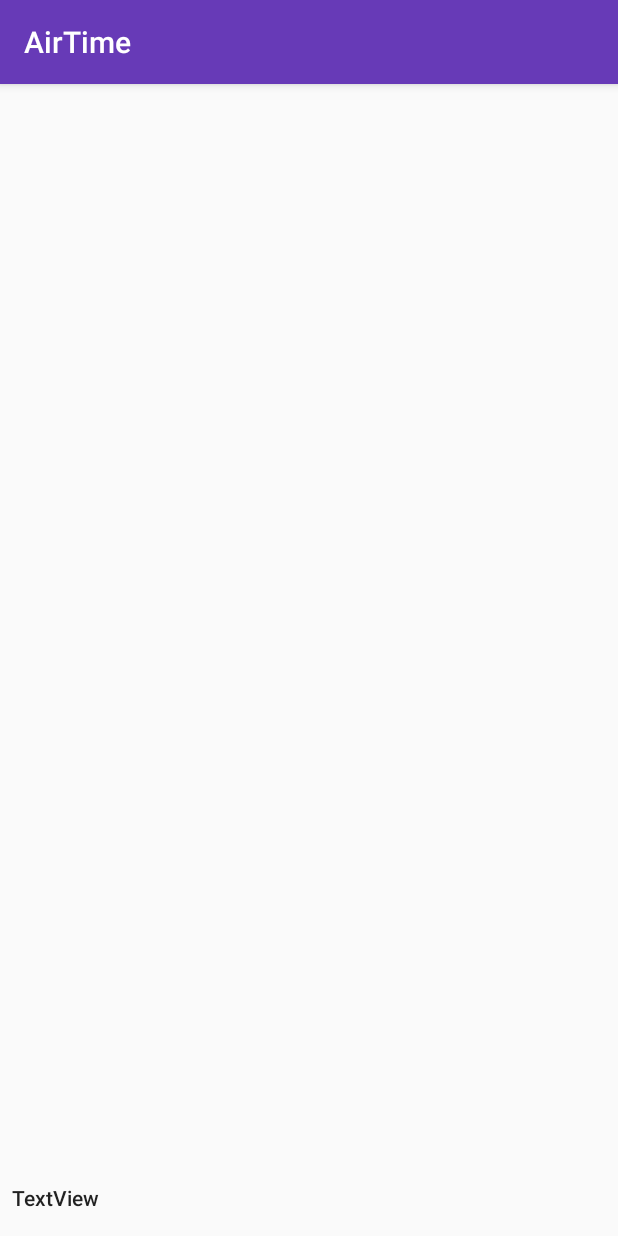
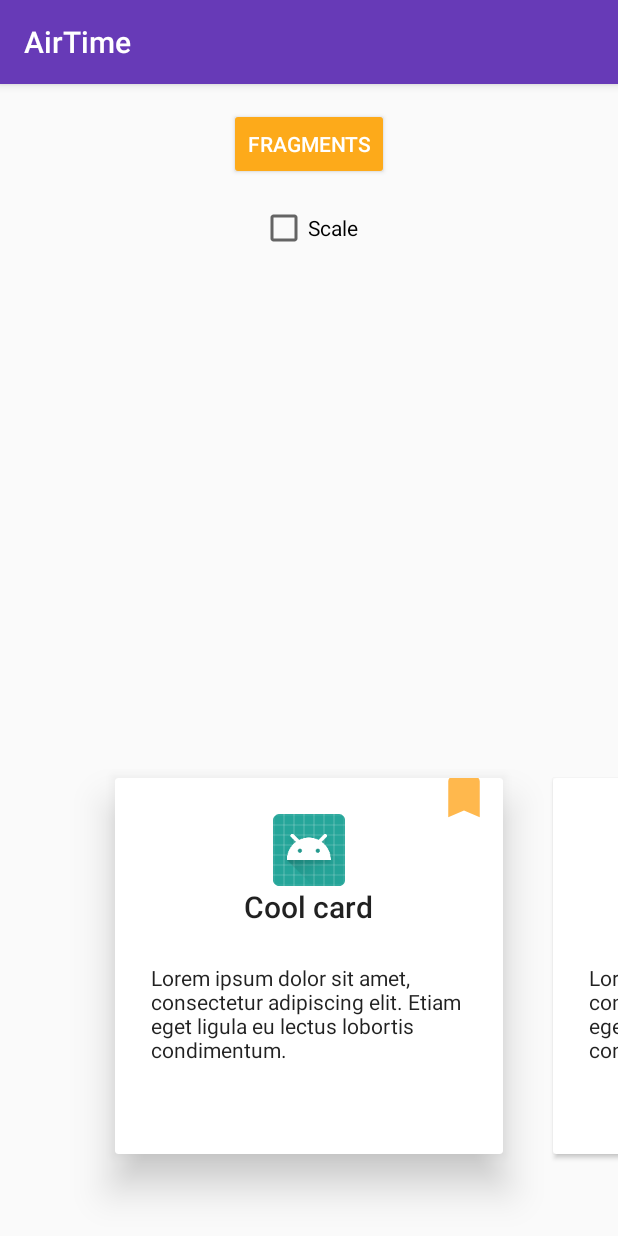
Before and after one commit to ShivayaDevs/VistaraHackathon, an Android app: the screen it shows after launch (HomeActivity), on a phone screen of 412 x 824 dp. Run offline under Robolectric (Android 15) with nearby library versions, the phone set to English and light mode, and no system bars; 2 statements that could not run were skipped.

Commit message:
Added card library

```diff
--- a/app/build.gradle
+++ b/app/build.gradle
@@ -29,4 +29,5 @@ dependencies {
 //        exclude group: 'com.android.support', module: 'support-annotations'
 //    })
     implementation 'com.android.support:cardview-v7:26.1.0'
+
 }
--- a/app/src/main/java/crayon/airtime/HomeActivity.java
+++ b/app/src/main/java/crayon/airtime/HomeActivity.java
@@ -1,16 +1,78 @@
 package crayon.airtime;
 
+import android.content.Context;
+import android.support.v4.view.ViewPager;
 import android.support.v7.app.AppCompatActivity;
 import android.os.Bundle;
+import android.view.View;
+import android.widget.Button;
+import android.widget.CheckBox;
+import android.widget.CompoundButton;
 
-public class HomeActivity extends AppCompatActivity {
+import crayon.airtime.cardsviewpager.CardFragmentPagerAdapter;
+import crayon.airtime.cardsviewpager.CardItem;
+import crayon.airtime.cardsviewpager.CardPagerAdapter;
+import crayon.airtime.cardsviewpager.ShadowTransformer;
+
+public class HomeActivity extends AppCompatActivity implements View.OnClickListener,
+        CompoundButton.OnCheckedChangeListener  {
+
+    private ViewPager mViewPager;
+
+    private CardPagerAdapter mCardAdapter;
+    private ShadowTransformer mCardShadowTransformer;
+    private CardFragmentPagerAdapter mFragmentCardAdapter;
+    private ShadowTransformer mFragmentCardShadowTransformer;
+
+    private boolean mShowingFragments = false;
 
     @Override
     protected void onCreate(Bundle savedInstanceState) {
         super.onCreate(savedInstanceState);
         setContentView(R.layout.activity_home);
+        mViewPager = (ViewPager) findViewById(R.id.viewPager);
+        mButton = (Button) findViewById(R.id.cardTypeBtn);
+        ((CheckBox) findViewById(R.id.checkBox)).setOnCheckedChangeListener(this);
+        mButton.setOnClickListener(this);
 
+        mCardAdapter = new CardPagerAdapter();
+        mCardAdapter.addCardItem(new CardItem(R.string.title_1, R.string.text_1));
+        mCardAdapter.addCardItem(new CardItem(R.string.title_2, R.string.text_1));
+        mCardAdapter.addCardItem(new CardItem(R.string.title_3, R.string.text_1));
+        mCardAdapter.addCardItem(new CardItem(R.string.title_4, R.string.text_1));
+        mFragmentCardAdapter = new CardFragmentPagerAdapter(getSupportFragmentManager(),
+                dpToPixels(2, this));
 
+        mCardShadowTransformer = new ShadowTransformer(mViewPager, mCardAdapter);
+        mFragmentCardShadowTransformer = new ShadowTransformer(mViewPager, mFragmentCardAdapter);
 
+        mViewPager.setAdapter(mCardAdapter);
+        mViewPager.setPageTransformer(false, mCardShadowTransformer);
+        mViewPager.setOffscreenPageLimit(3);
+    }
+
+    @Override
+    public void onClick(View view) {
+        if (!mShowingFragments) {
+            mButton.setText("Views");
+            mViewPager.setAdapter(mFragmentCardAdapter);
+            mViewPager.setPageTransformer(false, mFragmentCardShadowTransformer);
+        } else {
+            mButton.setText("Fragments");
+            mViewPager.setAdapter(mCardAdapter);
+            mViewPager.setPageTransformer(false, mCardShadowTransformer);
+        }
+
+        mShowingFragments = !mShowingFragments;
+    }
+
+    public static float dpToPixels(int dp, Context context) {
+        return dp * (context.getResources().getDisplayMetrics().density);
+    }
+
+    @Override
+    public void onCheckedChanged(CompoundButton compoundButton, boolean b) {
+        mCardShadowTransformer.enableScaling(b);
+        mFragmentCardShadowTransformer.enableScaling(b);
     }
 }
--- /dev/null
+++ b/app/src/main/java/crayon/airtime/cardsviewpager/CardAdapter.java
@@ -0,0 +1,15 @@
+package crayon.airtime.cardsviewpager;
+
+
+import android.support.v7.widget.CardView;
+
+public interface CardAdapter {
+
+    int MAX_ELEVATION_FACTOR = 8;
+
+    float getBaseElevation();
+
+    CardView getCardViewAt(int position);
+
+    int getCount();
+}
--- /dev/null
+++ b/app/src/main/java/crayon/airtime/cardsviewpager/CardFragment.java
@@ -0,0 +1,35 @@
+package crayon.airtime.cardsviewpager;
+
+import android.os.Bundle;
+import android.support.annotation.Nullable;
+import android.support.v4.app.Fragment;
+import android.support.v7.widget.CardView;
+import android.view.LayoutInflater;
+import android.view.View;
+import android.view.ViewGroup;
+
+import crayon.airtime.R;
+
+/**
+ * Created by yash on 7/10/17.
+ */
+
+public class CardFragment extends Fragment {
+
+    private CardView mCardView;
+
+    @Nullable
+    @Override
+    public View onCreateView(LayoutInflater inflater, @Nullable ViewGroup container,
+            @Nullable Bundle savedInstanceState) {
+        View view = inflater.inflate(R.layout.fragment_adapter, container, false);
+        mCardView = (CardView) view.findViewById(R.id.cardView);
+        mCardView.setMaxCardElevation(mCardView.getCardElevation()
+                * CardAdapter.MAX_ELEVATION_FACTOR);
+        return view;
+    }
+
+    public CardView getCardView() {
+        return mCardView;
+    }
+}
--- /dev/null
+++ b/app/src/main/java/crayon/airtime/cardsviewpager/CardFragmentPagerAdapter.java
@@ -0,0 +1,58 @@
+package crayon.airtime.cardsviewpager;
+
+import android.support.v4.app.Fragment;
+import android.support.v4.app.FragmentManager;
+import android.support.v4.app.FragmentStatePagerAdapter;
+import android.support.v7.widget.CardView;
+import android.view.ViewGroup;
+
+import java.util.ArrayList;
+import java.util.List;
+
+public class CardFragmentPagerAdapter extends FragmentStatePagerAdapter implements CardAdapter {
+
+    private List<CardFragment> mFragments;
+    private float mBaseElevation;
+
+    public CardFragmentPagerAdapter(FragmentManager fm, float baseElevation) {
+        super(fm);
+        mFragments = new ArrayList<>();
+        mBaseElevation = baseElevation;
+
+        for(int i = 0; i< 5; i++){
+            addCardFragment(new CardFragment());
+        }
+    }
+
+    @Override
+    public float getBaseElevation() {
+        return mBaseElevation;
+    }
+
+    @Override
+    public CardView getCardViewAt(int position) {
+        return mFragments.get(position).getCardView();
+    }
+
+    @Override
+    public int getCount() {
+        return mFragments.size();
+    }
+
+    @Override
+    public Fragment getItem(int position) {
+        return mFragments.get(position);
+    }
+
+    @Override
+    public Object instantiateItem(ViewGroup container, int position) {
+        Object fragment = super.instantiateItem(container, position);
+        mFragments.set(position, (CardFragment) fragment);
+        return fragment;
+    }
+
+    public void addCardFragment(CardFragment fragment) {
+        mFragments.add(fragment);
+    }
+
+}
--- /dev/null
+++ b/app/src/main/java/crayon/airtime/cardsviewpager/CardItem.java
@@ -0,0 +1,21 @@
+package crayon.airtime.cardsviewpager;
+
+
+public class CardItem {
+
+    private int mTextResource;
+    private int mTitleResource;
+
+    public CardItem(int title, int text) {
+        mTitleResource = title;
+        mTextResource = text;
+    }
+
+    public int getText() {
+        return mTextResource;
+    }
+
+    public int getTitle() {
+        return mTitleResource;
+    }
+}
--- /dev/null
+++ b/app/src/main/java/crayon/airtime/cardsviewpager/CardPagerAdapter.java
@@ -0,0 +1,80 @@
+package crayon.airtime.cardsviewpager;
+
+import android.support.v4.view.PagerAdapter;
+import android.support.v7.widget.CardView;
+import android.view.LayoutInflater;
+import android.view.View;
+import android.view.ViewGroup;
+import android.widget.TextView;
+
+import java.util.ArrayList;
+import java.util.List;
+
+import crayon.airtime.R;
+
+public class CardPagerAdapter extends PagerAdapter implements CardAdapter {
+
+    private List<CardView> mViews;
+    private List<CardItem> mData;
+    private float mBaseElevation;
+
+    public CardPagerAdapter() {
+        mData = new ArrayList<>();
+        mViews = new ArrayList<>();
+    }
+
+    public void addCardItem(CardItem item) {
+        mViews.add(null);
+        mData.add(item);
+    }
+
+    public float getBaseElevation() {
+        return mBaseElevation;
+    }
+
+    @Override
+    public CardView getCardViewAt(int position) {
+        return mViews.get(position);
+    }
+
+    @Override
+    public int getCount() {
+        return mData.size();
+    }
+
+    @Override
+    public boolean isViewFromObject(View view, Object object) {
+        return view == object;
+    }
+
+    @Override
+    public Object instantiateItem(ViewGroup container, int position) {
+        View view = LayoutInflater.from(container.getContext())
+                .inflate(R.layout.adapter, container, false);
+        container.addView(view);
+        bind(mData.get(position), view);
+        CardView cardView = (CardView) view.findViewById(R.id.cardView);
+
+        if (mBaseElevation == 0) {
+            mBaseElevation = cardView.getCardElevation();
+        }
+
+        cardView.setMaxCardElevation(mBaseElevation * MAX_ELEVATION_FACTOR);
+        mViews.set(position, cardView);
+        return view;
+    }
+
+    @Override
+    public void destroyItem(ViewGroup container, int position, Object object) {
+        container.removeView((View) object);
+        mViews.set(position, null);
+    }
+
+    private void bind(CardItem item, View view) {
+        TextView titleTextView = (TextView) view.findViewById(R.id.titleTextView);
+        TextView contentTextView = (TextView) view.findViewById(R.id.contentTextView);
+        titleTextView.setText(item.getTitle());
+        contentTextView.setText(item.getText());
+    }
+
+}
--- /dev/null
+++ b/app/src/main/java/crayon/airtime/cardsviewpager/ShadowTransformer.java
@@ -0,0 +1,110 @@
+package crayon.airtime.cardsviewpager;
+
+import android.support.v4.view.ViewPager;
+import android.support.v7.widget.CardView;
+import android.view.View;
+
+
+public class ShadowTransformer implements ViewPager.OnPageChangeListener, ViewPager.PageTransformer {
+
+    private ViewPager mViewPager;
+    private CardAdapter mAdapter;
+    private float mLastOffset;
+    private boolean mScalingEnabled;
+
+    public ShadowTransformer(ViewPager viewPager, CardAdapter adapter) {
+        mViewPager = viewPager;
+        viewPager.addOnPageChangeListener(this);
+        mAdapter = adapter;
+    }
+
+    public void enableScaling(boolean enable) {
+        if (mScalingEnabled && !enable) {
+            // shrink main card
+            CardView currentCard = mAdapter.getCardViewAt(mViewPager.getCurrentItem());
+            if (currentCard != null) {
+                currentCard.animate().scaleY(1);
+                currentCard.animate().scaleX(1);
+            }
+        }else if(!mScalingEnabled && enable){
+            // grow main card
+            CardView currentCard = mAdapter.getCardViewAt(mViewPager.getCurrentItem());
+            if (currentCard != null) {
+                currentCard.animate().scaleY(1.1f);
+                currentCard.animate().scaleX(1.1f);
+            }
+        }
+
+        mScalingEnabled = enable;
+    }
+
+    @Override
+    public void transformPage(View page, float position) {
+
+    }
+
+    @Override
+    public void onPageScrolled(int position, float positionOffset, int positionOffsetPixels) {
+        int realCurrentPosition;
+        int nextPosition;
+        float baseElevation = mAdapter.getBaseElevation();
+        float realOffset;
+        boolean goingLeft = mLastOffset > positionOffset;
+
+        // If we're going backwards, onPageScrolled receives the last position
+        // instead of the current one
+        if (goingLeft) {
+            realCurrentPosition = position + 1;
+            nextPosition = position;
+            realOffset = 1 - positionOffset;
+        } else {
+            nextPosition = position + 1;
+            realCurrentPosition = position;
+            realOffset = positionOffset;
+        }
+
+        // Avoid crash on overscroll
+        if (nextPosition > mAdapter.getCount() - 1
+                || realCurrentPosition > mAdapter.getCount() - 1) {
+            return;
+        }
+
+        CardView currentCard = mAdapter.getCardViewAt(realCurrentPosition);
+
+        // This might be null if a fragment is being used
+        // and the views weren't created yet
+        if (currentCard != null) {
+            if (mScalingEnabled) {
+                currentCard.setScaleX((float) (1 + 0.1 * (1 - realOffset)));
+                currentCard.setScaleY((float) (1 + 0.1 * (1 - realOffset)));
+            }
+            currentCard.setCardElevation((baseElevation + baseElevation
+                    * (CardAdapter.MAX_ELEVATION_FACTOR - 1) * (1 - realOffset)));
+        }
+
+        CardView nextCard = mAdapter.getCardViewAt(nextPosition);
+
+        // We might be scrolling fast enough so that the next (or previous) card
+        // was already destroyed or a fragment might not have been created yet
+        if (nextCard != null) {
+            if (mScalingEnabled) {
+                nextCard.setScaleX((float) (1 + 0.1 * (realOffset)));
+                nextCard.setScaleY((float) (1 + 0.1 * (realOffset)));
+            }
+            nextCard.setCardElevation((baseElevation + baseElevation
+                    * (CardAdapter.MAX_ELEVATION_FACTOR - 1) * (realOffset)));
+        }
+
+        mLastOffset = positionOffset;
+    }
+
+    @Override
+    public void onPageSelected(int position) {
+
+    }
+
+    @Override
+    public void onPageScrollStateChanged(int state) {
+
+    }
+}
--- /dev/null
+++ b/app/src/main/res/drawable/ic_bookmark_24dp.xml
@@ -0,0 +1,9 @@
+<vector xmlns:android="http://schemas.android.com/apk/res/android"
+        android:width="36dp"
+        android:height="36dp"
+        android:viewportWidth="24.0"
+        android:viewportHeight="24.0">
+    <path
+        android:fillColor="#ffffb84d"
+        android:pathData="M17,3H7c-1.1,0 -1.99,0.9 -1.99,2L5,21l7,-3 7,3V5c0,-1.1 -0.9,-2 -2,-2z"/>
+</vector>
--- a/app/src/main/res/layout/activity_home.xml
+++ b/app/src/main/res/layout/activity_home.xml
@@ -1,40 +1,49 @@
-<?xml version="1.0" encoding="utf-8"?>
-<android.support.constraint.ConstraintLayout xmlns:android="http://schemas.android.com/apk/res/android"
-    xmlns:app="http://schemas.android.com/apk/res-auto"
-    xmlns:tools="http://schemas.android.com/tools"
+<!--<LinearLayout android:layout_height="match_parent"-->
+    <!--android:layout_width="match_parent"-->
+    <!--android:orientation="vertical"-->
+    <!--xmlns:android="http://schemas.android.com/apk/res/android">-->
+<!--</LinearLayout>-->
+
+
+<android.support.design.widget.CoordinatorLayout xmlns:android="http://schemas.android.com/apk/res/android"
     android:layout_width="match_parent"
     android:layout_height="match_parent"
-    tools:context="crayon.airtime.HomeActivity">
+    android:fitsSystemWindows="true">
 
-    <android.support.v7.widget.RecyclerView
-        android:id="@+id/recyclerView"
-        android:layout_width="0dp"
+    <LinearLayout
+        android:layout_width="match_parent"
         android:layout_height="wrap_content"
-        android:layout_marginBottom="8dp"
-        android:layout_marginEnd="8dp"
-        android:layout_marginStart="8dp"
-        app:layout_constraintBottom_toBottomOf="parent"
-        app:layout_constraintEnd_toEndOf="parent"
-        app:layout_constraintStart_toStartOf="parent" />
+        android:layout_gravity="top"
+        android:layout_marginTop="16dp"
+        android:gravity="center"
+        android:orientation="vertical">
 
-    <TextView
-        android:id="@+id/textView"
-        android:layout_width="0dp"
-        android:layout_height="wrap_content"
-        android:layout_marginBottom="8dp"
-        android:layout_marginEnd="8dp"
-        android:layout_marginStart="8dp"
-        android:text="TextView"
-        android:textAppearance="@style/TextAppearance.AppCompat.Body2"
-        app:layout_constraintBottom_toTopOf="@+id/recyclerView"
-        app:layout_constraintEnd_toEndOf="parent"
-        app:layout_constraintStart_toStartOf="parent" />
+        <Button
+            android:id="@+id/cardTypeBtn"
+            style="@style/ButtonStyle"
+            android:layout_width="wrap_content"
+            android:layout_height="wrap_content"
+            android:text="Fragments" />
 
-    <android.support.v7.widget.RecyclerView
-        android:layout_width="0dp"
-        android:layout_height="wrap_content"
-        android:layout_marginTop="8dp"
-        app:layout_constraintEnd_toEndOf="parent"
-        app:layout_constraintStart_toStartOf="parent"
-        app:layout_constraintTop_toTopOf="parent" />
-</android.support.constraint.ConstraintLayout>
+        <CheckBox
+            android:id="@+id/checkBox"
+            android:layout_width="wrap_content"
+            android:layout_height="wrap_content"
+            android:layout_marginTop="16dp"
+            android:text="Scale" />
+    </LinearLayout>
+
+    <android.support.v4.view.ViewPager
+        android:id="@+id/viewPager"
+        android:layout_width="match_parent"
+        android:layout_height="330dp"
+        android:layout_gravity="bottom"
+        android:clipToPadding="false"
+        android:overScrollMode="never"
+        android:paddingBottom="30dp"
+        android:paddingEnd="60dp"
+        android:paddingLeft="60dp"
+        android:paddingRight="60dp"
+        android:paddingStart="60dp" />
+
+</android.support.design.widget.CoordinatorLayout>
--- /dev/null
+++ b/app/src/main/res/layout/adapter.xml
@@ -0,0 +1,60 @@
+<?xml version="1.0" encoding="utf-8"?>
+<android.support.v7.widget.CardView xmlns:android="http://schemas.android.com/apk/res/android"
+    xmlns:app="http://schemas.android.com/apk/res-auto"
+    android:id="@+id/cardView"
+    android:layout_width="match_parent"
+    android:layout_height="wrap_content"
+    android:layout_gravity="center"
+    app:cardUseCompatPadding="true">
+
+    <FrameLayout
+        android:layout_width="match_parent"
+        android:layout_height="wrap_content">
+
+
+        <LinearLayout
+            android:layout_width="match_parent"
+            android:layout_height="wrap_content"
+            android:gravity="center"
+            android:orientation="vertical"
+            android:padding="24dp">
+
+            <ImageView
+                android:id="@+id/dpView"
+                android:layout_width="48dp"
+                android:layout_height="48dp"
+                app:srcCompat="@mipmap/ic_launcher_round" />
+
+            <TextView
+                android:id="@+id/titleTextView"
+                style="@style/TextAppearance.AppCompat.Title"
+                android:layout_width="wrap_content"
+                android:layout_height="wrap_content" />
+
+            <TextView
+                android:id="@+id/contentTextView"
+                style="@style/TextAppearance.AppCompat.Body1"
+                android:layout_width="wrap_content"
+                android:layout_height="wrap_content"
+                android:layout_marginTop="24dp"/>
+
+            <Button
+                style="@style/ButtonStyle"
+                android:layout_width="match_parent"
+                android:layout_height="wrap_content"
+                android:layout_marginTop="24dp"
+                android:text="Button" />
+        </LinearLayout>
+
+        <ImageView
+            android:layout_width="wrap_content"
+            android:layout_height="wrap_content"
+            android:layout_gravity="top|end"
+            android:layout_marginEnd="8dp"
+            android:layout_marginRight="8dp"
+            android:layout_marginTop="-5dp"
+            android:src="@drawable/ic_bookmark_24dp" />
+
+    </FrameLayout>
+
+</android.support.v7.widget.CardView>
--- /dev/null
+++ b/app/src/main/res/layout/fragment_adapter.xml
@@ -0,0 +1,54 @@
+<?xml version="1.0" encoding="utf-8"?>
+<android.support.v7.widget.CardView xmlns:android="http://schemas.android.com/apk/res/android"
+    xmlns:app="http://schemas.android.com/apk/res-auto"
+    android:id="@+id/cardView"
+    app:cardUseCompatPadding="true"
+    android:layout_width="match_parent"
+    android:layout_height="wrap_content"
+    android:layout_gravity="center">
+
+    <FrameLayout
+        android:layout_width="match_parent"
+        android:layout_height="wrap_content">
+
+
+        <LinearLayout
+            android:layout_width="match_parent"
+            android:layout_height="wrap_content"
+            android:gravity="center"
+            android:orientation="vertical"
+            android:padding="24dp">
+
+            <TextView
+                style="@style/TextAppearance.AppCompat.Title"
+                android:layout_width="wrap_content"
+                android:layout_height="wrap_content"
+                android:text="Card title" />
+
+            <TextView
+                style="@style/TextAppearance.AppCompat.Body1"
+                android:layout_width="wrap_content"
+                android:layout_height="wrap_content"
+                android:layout_marginTop="24dp"
+                android:text="Lorem ipsum dolor sit amet, consectetur adipiscing elit.  Etiam eget ligula eu lectus lobortis condimentum." />
+
+            <Button
+                style="@style/ButtonStyle"
+                android:layout_width="match_parent"
+                android:layout_height="wrap_content"
+                android:layout_marginTop="24dp"
+                android:text="Button" />
+        </LinearLayout>
+
+        <ImageView
+            android:layout_width="wrap_content"
+            android:layout_height="wrap_content"
+            android:layout_gravity="top|start"
+            android:layout_marginStart="8dp"
+            android:layout_marginLeft="8dp"
+            android:layout_marginTop="-5dp"
+            android:src="@drawable/ic_bookmark_24dp" />
+
+    </FrameLayout>
+
+</android.support.v7.widget.CardView>
--- a/app/src/main/res/values/strings.xml
+++ b/app/src/main/res/values/strings.xml
@@ -2,4 +2,13 @@
     <string name="app_name">AirTime</string>
     <string name="action_settings">Settings</string>
     <string name="title_activity_profile">ProfileActivity</string>
+
+
+
+    <string name="title_1">Cool card</string>
+    <string name="title_2">Ok card</string>
+    <string name="title_3">Bad card</string>
+    <string name="title_4">Ugly card</string>
+
+    <string name="text_1">Lorem ipsum dolor sit amet, consectetur adipiscing elit.  Etiam eget ligula eu lectus lobortis condimentum.</string>
 </resources>
--- a/app/src/main/res/values/styles.xml
+++ b/app/src/main/res/values/styles.xml
@@ -17,4 +17,9 @@
 
     <style name="AppTheme.PopupOverlay" parent="ThemeOverlay.AppCompat.Light" />
 
+
+    <style name="ButtonStyle" parent="Base.Widget.AppCompat.Button.Colored">
+        <item name="colorButtonNormal">@color/colorAccent</item>
+    </style>
+
 </resources>
```
Also changed, not shown: app/src/main/AndroidManifest.xml (+5 -2 lines).
